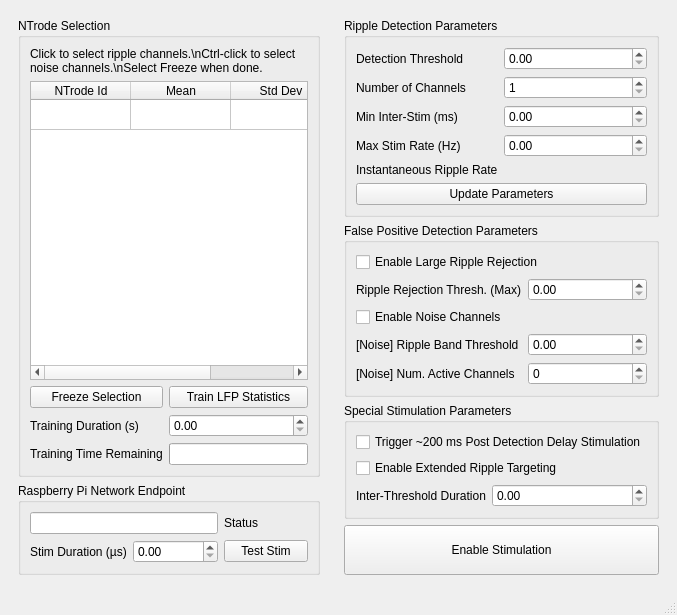
ckemere/TrodesRippleDisruptionModule, file src/mainwindow.ui: the form before one commit.
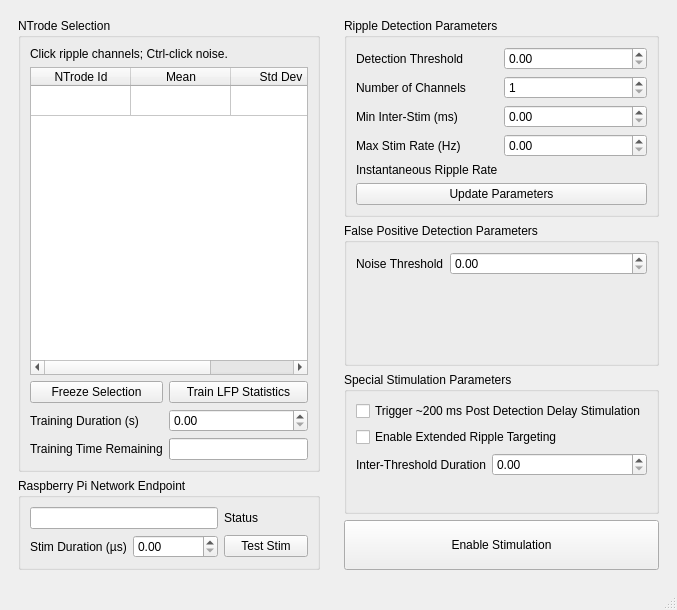
The form after the commit.

Commit message: Added noise-channel processing and cleaned up UI (removing non-used parameters)

The edit to the form file:
```diff
--- a/src/mainwindow.ui
+++ b/src/mainwindow.ui
@@ -30,12 +30,17 @@
               <bool>true</bool>
             </property>
             <property name="text">
-             <string>Click to select ripple channels.\nCtrl-click to select noise channels.\nSelect Freeze when done.</string>
+             <string>Click ripple channels; Ctrl-click noise.</string>
             </property>
           </widget>
           </item>
           <item row="1" column="0" colspan="2">
            <widget class="QTableWidget" name="tableWidget">
+            <property name="toolTip">
+              <string>Click to select ripple detection channels.
+Ctrl-click to select noise channels (optional).
+[Freeze Selection] when done.</string>
+            </property>
             <property name="rowCount">
              <number>1</number>
             </property>
@@ -173,6 +178,9 @@
           </item>
           <item row="0" column="1">
            <widget class="QDoubleSpinBox" name="rippleThreshold">
+            <property name="minimum">
+             <double>0.0</double>
+            </property>
             <property name="maximum">
              <double>100000.0</double>
             </property>
@@ -252,6 +260,7 @@
           <string>False Positive Detection Parameters</string>
          </property>
          <layout class="QFormLayout">
+         <!--
           <item row="0" column="0" colspan="2">
            <widget class="QCheckBox" name="checkBox">
             <property name="text">
@@ -269,32 +278,27 @@
           <item row="1" column="1">
            <widget class="QDoubleSpinBox" name="doubleSpinBox_2"/>
           </item>
-          <item row="2" column="0" colspan="2">
-           <widget class="QCheckBox" name="checkBox_2">
-            <property name="text">
-             <string>Enable Noise Channels</string>
-            </property>
-           </widget>
-          </item>
-          <item row="3" column="0">
+            -->
+
+          <item row="0" column="0">
            <widget class="QLabel" name="label_4">
-            <property name="text">
-             <string>[Noise] Ripple Band Threshold</string>
+            <property name="toolTip">
+             <string>Set the z-score threshold for the noise-channel ripple channels. 
+             Set to 0 if no false positive desired.</string>
             </property>
-           </widget>
-          </item>
-          <item row="3" column="1">
-           <widget class="QDoubleSpinBox" name="noiseThreshold"/>
-          </item>
-          <item row="4" column="0">
-           <widget class="QLabel" name="label_5">
             <property name="text">
-             <string>[Noise] Num. Active Channels</string>
+             <string>Noise Threshold</string>
             </property>
            </widget>
           </item>
-          <item row="4" column="1">
-           <widget class="QSpinBox" name="noiseActiveChannels">
+          <item row="0" column="1">
+           <widget class="QDoubleSpinBox" name="noiseThreshold">
+            <property name="minimum">
+             <double>0.0</double>
+            </property>
+            <property name="maximum">
+             <double>100000.0</double>
+            </property>
            </widget>
           </item>
          </layout>
```
The commit also changes 5 other files.
